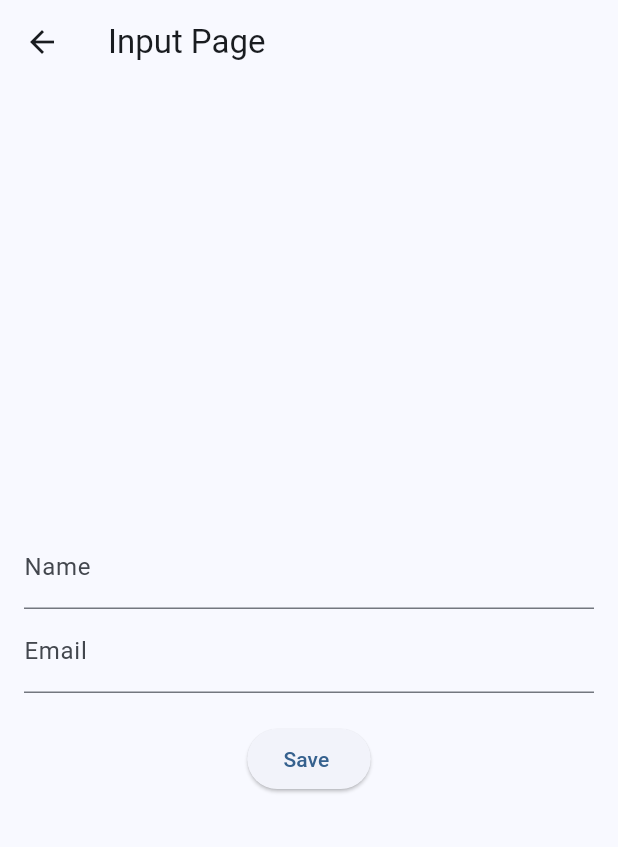
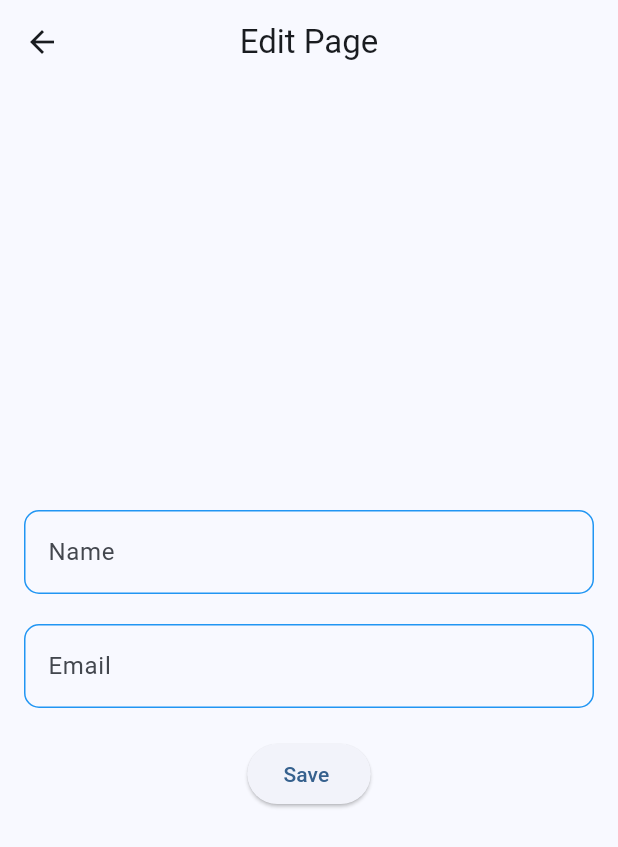
Before and after one commit to sabin79/demo, a Flutter app: the screen it shows after launch, item 2 of the bottom bar chosen, after a tap on "Edit", on a phone screen of 412 x 824 dp. Shown: the top 847 px of the screen. Run offline on Flutter 3.47's test engine with Material 3 defaults, Android fonts, the phone set to English and light mode, and no system bars; our stand-ins replace image_picker, shared_preferences; network calls fail.

Commit message:
final product

```diff
--- a/lib/screens/profile_page/pages/edit_page.dart
+++ b/lib/screens/profile_page/pages/edit_page.dart
@@ -39,7 +39,8 @@ class _InputPageState extends State<InputPage> {
   Widget build(BuildContext context) {
     return Scaffold(
       appBar: AppBar(
-        title: Text('Input Page'),
+        centerTitle: true,
+        title: Text('Edit Page'),
       ),
       body: Padding(
         padding: const EdgeInsets.all(16.0),
@@ -48,11 +49,34 @@ class _InputPageState extends State<InputPage> {
           children: <Widget>[
             TextField(
               controller: _nameController,
-              decoration: InputDecoration(labelText: 'Name'),
+              decoration: InputDecoration(
+                labelText: 'Name',
+                enabledBorder: OutlineInputBorder(
+                  borderRadius: BorderRadius.circular(10),
+                  borderSide: BorderSide(color: Colors.blue),
+                ),
+                focusedBorder: OutlineInputBorder(
+                  borderRadius: BorderRadius.circular(10),
+                  borderSide: BorderSide(color: Colors.blue),
+                ),
+              ),
+            ),
+            SizedBox(
+              height: 20,
             ),
             TextField(
               controller: _emailController,
-              decoration: InputDecoration(labelText: 'Email'),
+              decoration: InputDecoration(
+                labelText: 'Email',
+                enabledBorder: OutlineInputBorder(
+                  borderRadius: BorderRadius.circular(10),
+                  borderSide: BorderSide(color: Colors.blue),
+                ),
+                focusedBorder: OutlineInputBorder(
+                  borderRadius: BorderRadius.circular(10),
+                  borderSide: BorderSide(color: Colors.blue),
+                ),
+              ),
             ),
             SizedBox(height: 20),
             ElevatedButton(
--- a/lib/screens/profile_page/profile_page.dart
+++ b/lib/screens/profile_page/profile_page.dart
@@ -1,6 +1,10 @@
+import 'dart:io';
+
+import 'package:demoapp/screens/home_page/home_page.dart';
 import 'package:demoapp/screens/profile_page/pages/edit_page.dart';
 import 'package:flutter/material.dart';
 import 'package:flutter/widgets.dart';
+import 'package:image_picker/image_picker.dart';
 import 'package:shared_preferences/shared_preferences.dart';
 
 class DisplayPage extends StatefulWidget {
@@ -11,6 +15,7 @@ class DisplayPage extends StatefulWidget {
 class _DisplayPageState extends State<DisplayPage> {
   String _textField1 = '';
   String _textField2 = '';
+  File? _imageFile;
 
   @override
   void initState() {
@@ -18,9 +23,20 @@ class _DisplayPageState extends State<DisplayPage> {
     _loadValues();
   }
 
-  // Load stored values from SharedPreferences
+  // Future<void> _pickImage() async {
+  //   final XFile? image =
+  //       await ImagePicker().pickImage(source: ImageSource.gallery);
+
+  //   if (image != null) {
+  //     setState(() {
+  //       File imageFile = File(image.path);
+  //     });
+  //   }
+  // }
+
   void _loadValues() async {
     final prefs = await SharedPreferences.getInstance();
+
     setState(() {
       _textField1 = prefs.getString('textField1') ?? '';
       _textField2 = prefs.getString('textField2') ?? '';
@@ -52,6 +68,18 @@ class _DisplayPageState extends State<DisplayPage> {
             child: Column(
               crossAxisAlignment: CrossAxisAlignment.center,
               children: [
+                // _imageFile != null
+                //     ? Image.file(
+                //         _imageFile!,
+                //         height: 300,
+                //         width: 300,
+                //         fit: BoxFit.cover,
+                //       )
+                //     : Icon(
+                //         Icons.image,
+                //         size: 300,
+                //         color: Colors.grey[400],
+                //       ),
                 Center(
                   child: ClipRRect(
                     borderRadius: BorderRadius.circular(100),
@@ -63,23 +91,38 @@ class _DisplayPageState extends State<DisplayPage> {
                   ),
                 ),
                 SizedBox(height: 20),
+                ElevatedButton(
+                  onPressed:
+                      // _pickImage,
+                      _editValues,
+                  child: Text('Edit'),
+                ),
+                SizedBox(height: 20),
                 Text(
-              _textField1,
+                  "name : $_textField1",
                   style: TextStyle(fontSize: 18),
                 ),
                 SizedBox(height: 10),
                 Text(
-              _textField2,
+                  "email : $_textField2",
                   style: TextStyle(fontSize: 18),
                 ),
-            SizedBox(height: 20),
-            ElevatedButton(
-              onPressed: _editValues,
-              child: Text('Edit'),
+                SizedBox(height: 10),
+                TextButton(
+                    onPressed: () {
+                      Navigator.push(context,
+                          MaterialPageRoute(builder: (context) => HomePage()));
+                    },
+                    child: Text("See Your post ")),
+                SizedBox(height: 10),
+                _textField1.isNotEmpty && _textField2.isNotEmpty
+                    ? SizedBox()
+                    : Text(
+                        "Please edit your profile",
+                        style: TextStyle(fontSize: 18, color: Colors.red),
                       ),
+                SizedBox()
               ],
-        ),
-      ),
-    );
+            )));
   }
 }
--- a/pubspec.yaml
+++ b/pubspec.yaml
@@ -37,6 +37,7 @@ dependencies:
   cupertino_icons: ^1.0.6
   shared_preferences: ^2.2.3
   http: ^1.2.2
+  image_picker: ^1.1.2
 
 dev_dependencies:
   flutter_test:
```
Also changed, not shown: pubspec.lock, 6 other files. Lines whose indentation alone changed are shown as unchanged.
